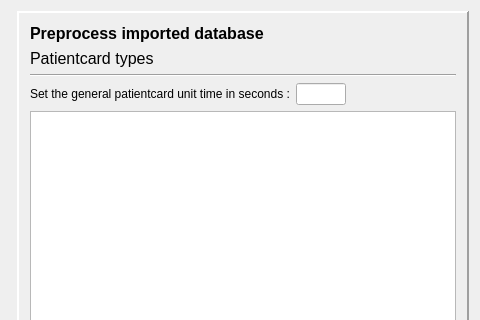
Qt form dbtool/mainwindow.ui (tbikfalvi/Belenus) before a commit; both pictures show x 200 to 680 and y 0 to 320 of the 680 by 452 pixel window.
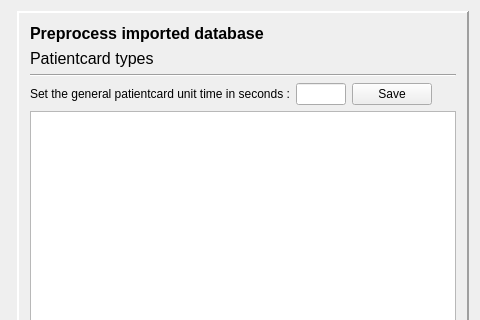
The same form after that commit. The open tabs and pages were chosen to show the change. Icons and pictures are not drawn.

Diff of the .ui file:
```diff
--- a/dbtool/mainwindow.ui
+++ b/dbtool/mainwindow.ui
@@ -828,6 +828,17 @@
               </property>
              </widget>
             </item>
+            <item>
+             <widget class="QPushButton" name="pbSaveUnitTimeGeneral">
+              <property name="text">
+               <string>Save</string>
+              </property>
+              <property name="icon">
+               <iconset resource="DBTool.qrc">
+                <normaloff>:/imgButton/ok.png</normaloff>:/imgButton/ok.png</iconset>
+              </property>
+             </widget>
+            </item>
             <item>
              <spacer name="horizontalSpacer_4">
               <property name="orientation">
```
Left out of the diff: 6 changed lines with no effect on the pictures.
